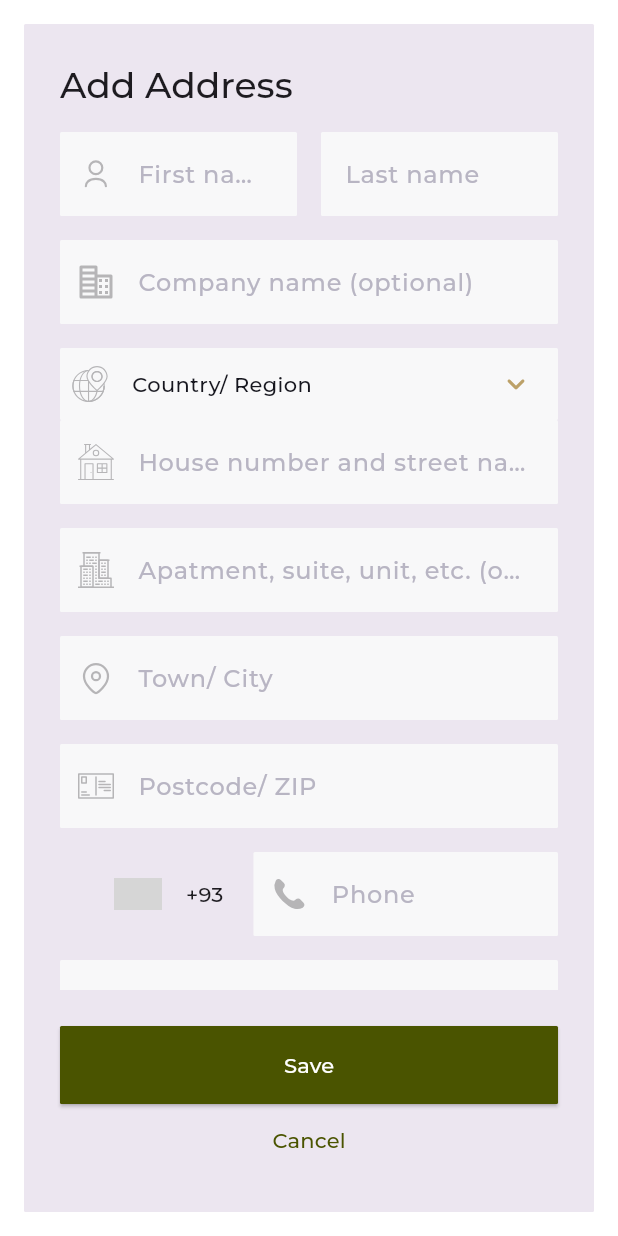
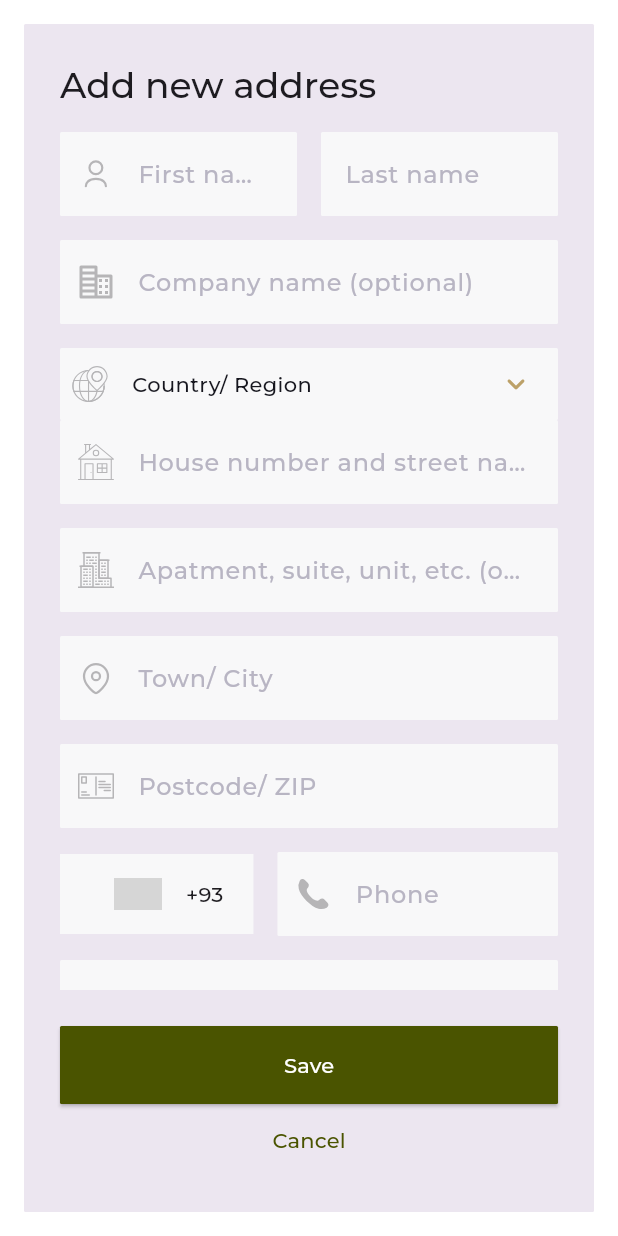
Before and after one commit to AbdhalRiyas/NicheGallerie, a Flutter app: the AddressForm widget shown alone on an empty page, opened directly, on a phone screen of 412 x 824 dp. Run offline on Flutter 3.47's test engine with Material 3 defaults, Android fonts, the phone set to English and light mode, and no system bars; drawn by our look-alikes of country_code_picker, csc_picker; our stand-ins replace cached_network_image, flutter_dotenv, flutter_rating_bar, flutter_svg, form_field_validator; missing offline and left inert: mobkit_dashed_border; project files that could hold a hidden picture were left out; grey boxes are pictures that could not be loaded.

Commit message:
changes in country code selector

```diff
--- a/lib/src/screens/address/views/components/address_form.dart
+++ b/lib/src/screens/address/views/components/address_form.dart
@@ -27,7 +27,7 @@ class _AddressFormState extends State<AddressForm> {
         shape: RoundedRectangleBorder(
           borderRadius: BorderRadius.circular(defaultBorderRadius),
         ),
-        title: const Text('Add Address'),
+        title: const Text('Add new address'),
         content: SizedBox(
           width: double.maxFinite,
           child: SingleChildScrollView(
@@ -260,18 +260,23 @@ class _AddressFormState extends State<AddressForm> {
                       const SizedBox(height: defaultPadding),
                       Row(
                         children: [
-                          CountryCodePicker(
+                          Container(
+                            color: lightGreyColor,
+                            child: CountryCodePicker(
                               boxDecoration: BoxDecoration(
                                 borderRadius:
                                     BorderRadius.circular(defaultBorderRadius),
                                 color: lightGreyColor,
                               ),
+                              backgroundColor: blackColor,
                               dialogSize: Size.fromHeight(400),
                               onChanged: print,
                               showCountryOnly: false,
                               showOnlyCountryWhenClosed: false,
                               alignLeft: false,
                             ),
+                          ),
+                          SizedBox(width: defaultPadding),
                           Expanded(
                             child: TextFormField(
                               onSaved: (companyName) {
```
Lines whose indentation alone changed are shown as unchanged.
